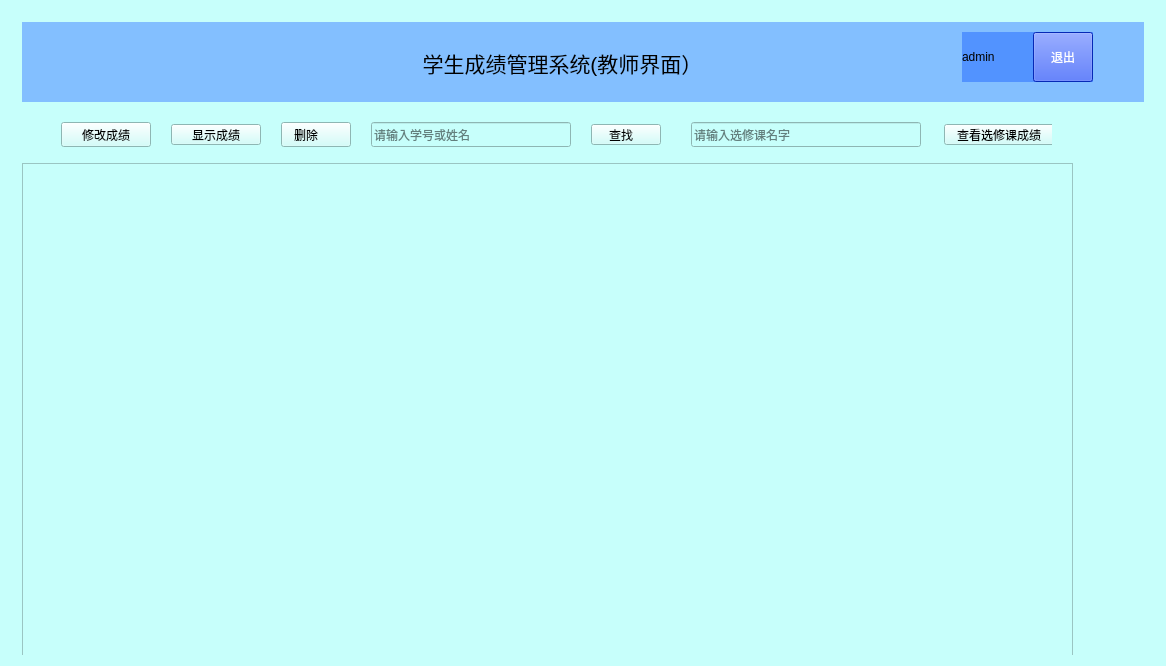
The window that Student_Mangement/teacherwindow.ui (mzhnx-go/Date-Structure-homework) describes before a commit, drawn with Qt 5.
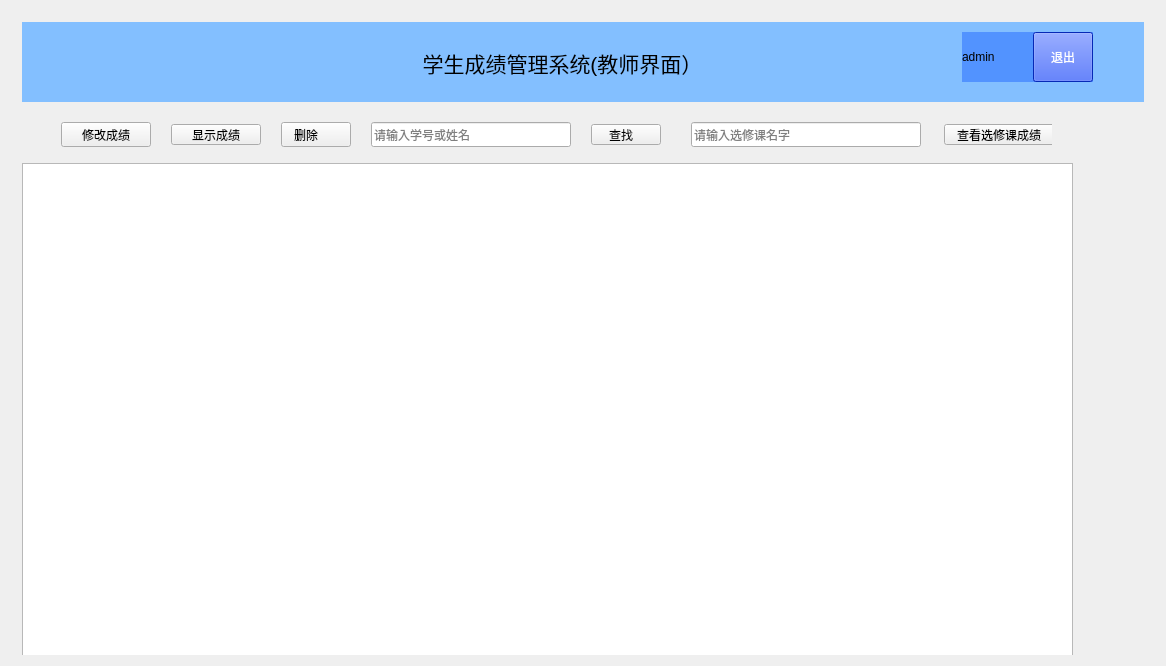
The same window after the commit. Icons and pictures are not drawn.

The edit to the form file:
```diff
--- a/Student_Mangement/teacherwindow.ui
+++ b/Student_Mangement/teacherwindow.ui
@@ -24,7 +24,7 @@
     <normaloff>:/bana.jpg</normaloff>:/bana.jpg</iconset>
   </property>
   <property name="styleSheet">
-   <string notr="true">background-color: rgb(199, 255, 251);</string>
+   <string notr="true"/>
   </property>
   <widget class="QWidget" name="widget" native="true">
    <property name="geometry">
@@ -35,6 +35,9 @@
      <height>644</height>
     </rect>
    </property>
+   <property name="styleSheet">
+    <string notr="true"/>
+   </property>
    <widget class="QWidget" name="widget_2" native="true">
     <property name="geometry">
      <rect>
@@ -169,6 +172,9 @@
        <height>20</height>
       </size>
      </property>
+     <property name="styleSheet">
+      <string notr="true"/>
+     </property>
      <property name="text">
       <string>修改成绩</string>
      </property>
```
Left out of the diff: 7 changed lines with no effect on the pictures.
